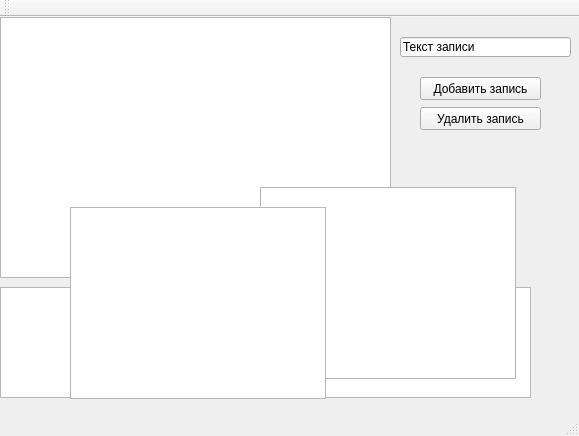
Before: the Qt Designer form lesson_8/QListViewDemo/mainwindow.ui in Chuvi-w/cpp, drawn with Qt 5.
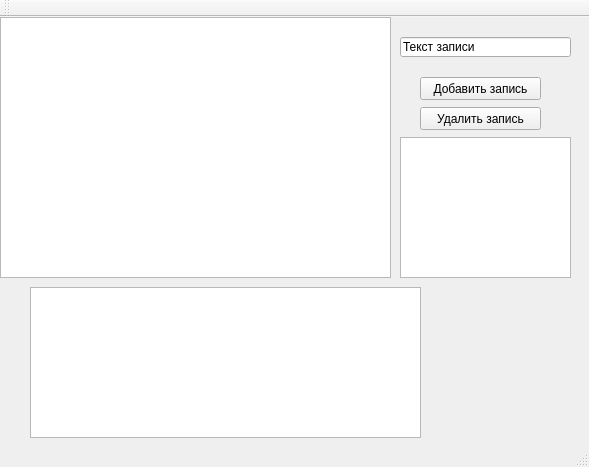
After: the same form once the commit is applied.

The edit to the form file:
```diff
--- a/lesson_8/QListViewDemo/mainwindow.ui
+++ b/lesson_8/QListViewDemo/mainwindow.ui
@@ -6,8 +6,8 @@
    <rect>
     <x>0</x>
     <y>0</y>
-    <width>579</width>
-    <height>436</height>
+    <width>589</width>
+    <height>467</height>
    </rect>
   </property>
   <property name="windowTitle">
@@ -24,16 +24,6 @@
      </rect>
     </property>
    </widget>
-   <widget class="QTextEdit" name="textEdit">
-    <property name="geometry">
-     <rect>
-      <x>0</x>
-      <y>270</y>
-      <width>531</width>
-      <height>111</height>
-     </rect>
-    </property>
-   </widget>
    <widget class="QPushButton" name="addButton">
     <property name="geometry">
      <rect>
@@ -76,20 +66,20 @@
    <widget class="QListView" name="listView_2">
     <property name="geometry">
      <rect>
-      <x>260</x>
-      <y>170</y>
-      <width>256</width>
-      <height>192</height>
+      <x>400</x>
+      <y>120</y>
+      <width>171</width>
+      <height>141</height>
      </rect>
     </property>
    </widget>
    <widget class="QTableView" name="tableView">
     <property name="geometry">
      <rect>
-      <x>70</x>
-      <y>190</y>
-      <width>256</width>
-      <height>192</height>
+      <x>30</x>
+      <y>270</y>
+      <width>391</width>
+      <height>151</height>
      </rect>
     </property>
    </widget>
```
Left out of the diff: 2 changed lines with no effect on the pictures.
